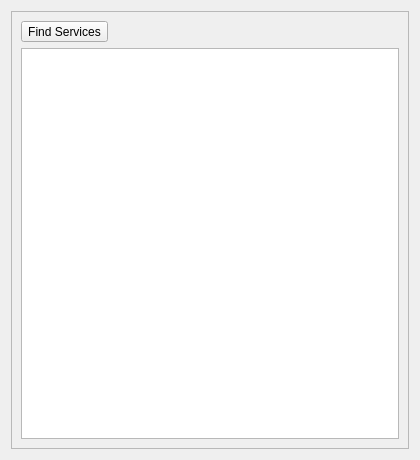
pars-linux/uludag, file staj-projeleri/pide/ui/main.ui: the form before one commit.
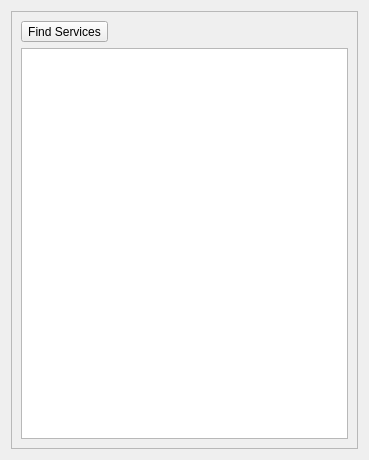
The form after the commit.

Diff of the .ui file:
```diff
--- a/staj-projeleri/pide/ui/main.ui
+++ b/staj-projeleri/pide/ui/main.ui
@@ -6,7 +6,7 @@
    <rect>
     <x>0</x>
     <y>0</y>
-    <width>420</width>
+    <width>369</width>
     <height>460</height>
    </rect>
   </property>
```
